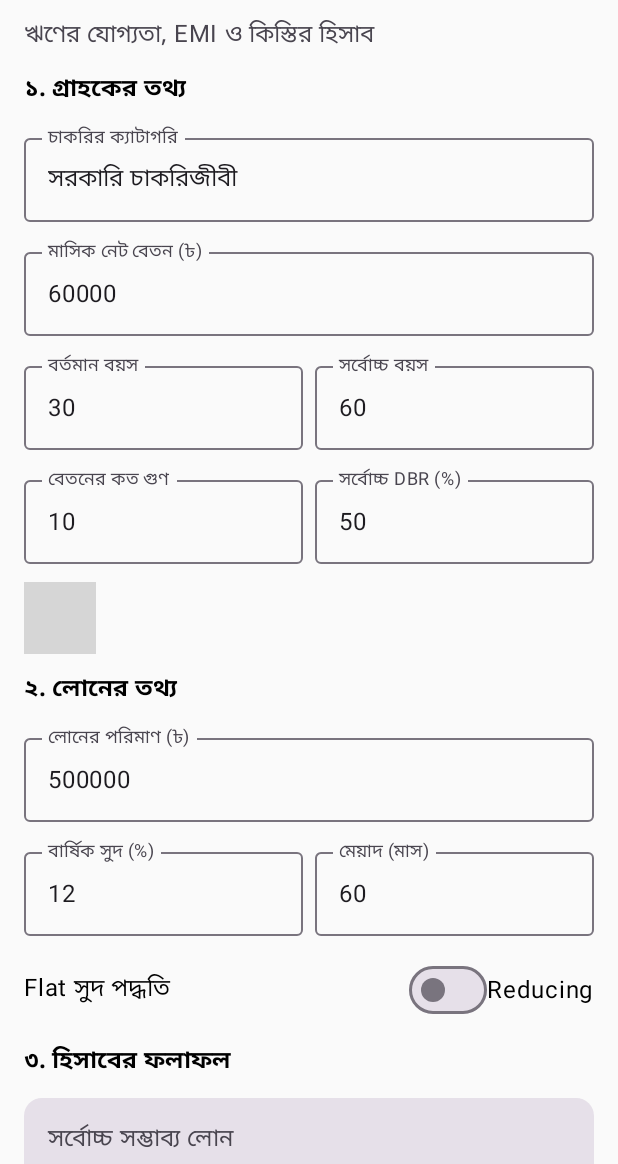
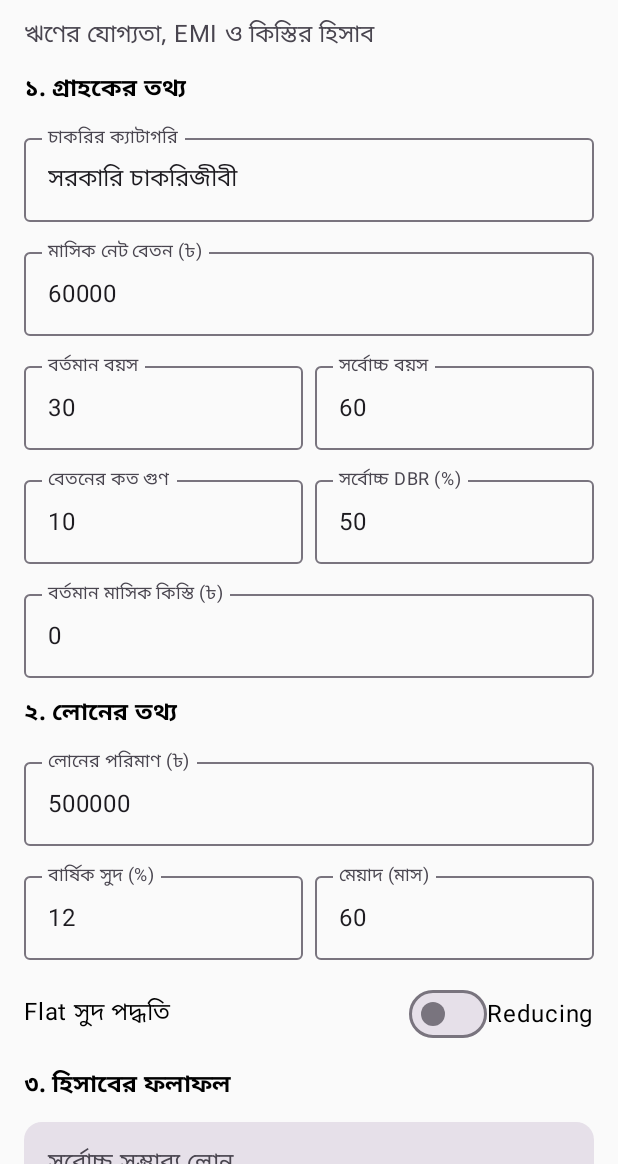
Before and after one commit to hmahmud210-del/Loancalculatorbank, an Android app built with Jetpack Compose: the screen it shows after launch (MainActivity), on a phone screen of 412 x 824 dp, the part 72-1236 px from its top. Run offline under Robolectric (Android 15) with nearby library versions, the phone set to English and light mode, and no system bars; grey boxes are pictures that could not be loaded.

Commit message:
Refactor LoanCalculatorScreen layout and components

```diff
--- a/app/src/main/java/com/example/loancalculator/MainActivity.kt
+++ b/app/src/main/java/com/example/loancalculator/MainActivity.kt
@@ -5,10 +5,11 @@ import androidx.activity.ComponentActivity
 import androidx.activity.compose.setContent
 import androidx.compose.foundation.layout.*
 import androidx.compose.foundation.rememberScrollState
+import androidx.compose.foundation.text.KeyboardOptions
 import androidx.compose.foundation.verticalScroll
-import androidx.compose.foundation.text.KeyboardOptions
 import androidx.compose.material3.*
 import androidx.compose.runtime.*
+import androidx.compose.ui.Alignment
 import androidx.compose.ui.Modifier
 import androidx.compose.ui.text.font.FontWeight
 import androidx.compose.ui.text.input.KeyboardType
@@ -26,6 +27,7 @@ class MainActivity : ComponentActivity() {
 private fun num(s: String) = s.toDoubleOrNull()?.coerceAtLeast(0.0) ?: 0.0
 private fun money(v: Double) = "৳ " + String.format(Locale.US, "%,.2f", v)
 
+@OptIn(ExperimentalMaterial3Api::class)
 @Composable
 fun LoanCalculatorScreen() {
     var category by remember { mutableStateOf("সরকারি চাকরিজীবী") }
@@ -95,8 +97,13 @@ fun LoanCalculatorScreen() {
         SectionTitle("১. গ্রাহকের তথ্য")
         var expanded by remember { mutableStateOf(false) }
         ExposedDropdownMenuBox(expanded = expanded, onExpandedChange = { expanded = !expanded }) {
-            OutlinedTextField(value = category, onValueChange = {}, readOnly = true,
-                label = { Text("চাকরির ক্যাটাগরি") }, modifier = Modifier.menuAnchor().fillMaxWidth())
+            OutlinedTextField(
+                value = category,
+                onValueChange = {},
+                readOnly = true,
+                label = { Text("চাকরির ক্যাটাগরি") },
+                modifier = Modifier.menuAnchor(MenuAnchorType.PrimaryNotEditable).fillMaxWidth()
+            )
             ExposedDropdownMenu(expanded = expanded, onDismissRequest = { expanded = false }) {
                 listOf("সরকারি চাকরিজীবী", "ব্যাংকার (নিজ ব্যাংক)", "ব্যাংকার (অন্য ব্যাংক)", "স্কুল শিক্ষক", "বেসরকারি চাকরিজীবী", "অন্যান্য").forEach {
                     DropdownMenuItem(text = { Text(it) }, onClick = { category = it; expanded = false })
@@ -112,7 +119,7 @@ fun LoanCalculatorScreen() {
             Box(Modifier.weight(1f)) { InputField("বেতনের কত গুণ", multiplier) { multiplier = it } }
             Box(Modifier.weight(1f)) { InputField("সর্বোচ্চ DBR (%)", dbr) { dbr = it } }
         }
-        InputField("বর্তমান মাসিক কিস্তি (৳)", existingEmi)
+        InputField("বর্তমান মাসিক কিস্তি (৳)", existingEmi) { existingEmi = it }
 
         SectionTitle("২. লোনের তথ্য")
         InputField("লোনের পরিমাণ (৳)", loan) { loan = it }
@@ -120,7 +127,7 @@ fun LoanCalculatorScreen() {
             Box(Modifier.weight(1f)) { InputField("বার্ষিক সুদ (%)", annualRate) { annualRate = it } }
             Box(Modifier.weight(1f)) { InputField("মেয়াদ (মাস)", months) { months = it } }
         }
-        Row(verticalAlignment = androidx.compose.ui.Alignment.CenterVertically) {
+        Row(verticalAlignment = Alignment.CenterVertically) {
             Text("Flat সুদ পদ্ধতি", modifier = Modifier.weight(1f))
             Switch(checked = flat, onCheckedChange = { flat = it })
             Text(if (flat) "Flat" else "Reducing")
@@ -176,12 +183,14 @@ fun LoanCalculatorScreen() {
 private fun SectionTitle(title: String) {
     Text(title, style = MaterialTheme.typography.titleMedium, fontWeight = FontWeight.Bold)
 }
+
 @Composable
 private fun InputField(label: String, value: String, onValue: (String) -> Unit) {
     OutlinedTextField(value = value, onValueChange = { onValue(it.filter { c -> c.isDigit() || c == '.' }) },
         label = { Text(label) }, modifier = Modifier.fillMaxWidth(),
         keyboardOptions = KeyboardOptions(keyboardType = KeyboardType.Decimal), singleLine = true)
 }
+
 @Composable
 private fun ResultRow(label: String, value: String) {
     Row(Modifier.fillMaxWidth(), horizontalArrangement = Arrangement.SpaceBetween) {
```
